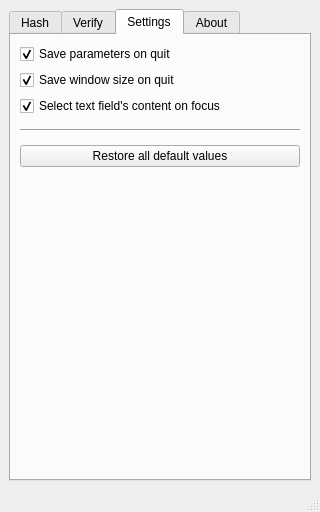
GlitchedPolygons/Argon2GUI, file src/mainwindow.ui: the form before one commit.
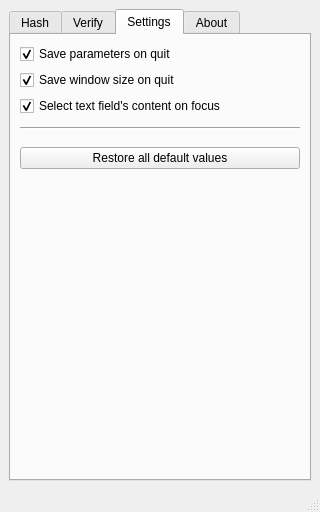
The form after the commit. The open tabs and pages were chosen to show the change.

What changed in the file:
```diff
--- a/src/mainwindow.ui
+++ b/src/mainwindow.ui
@@ -448,7 +448,7 @@
           <property name="sizeHint" stdset="0">
            <size>
             <width>20</width>
-            <height>20</height>
+            <height>25</height>
            </size>
           </property>
          </spacer>
```
Left out of the diff: 2 changed lines with no effect on the pictures.
